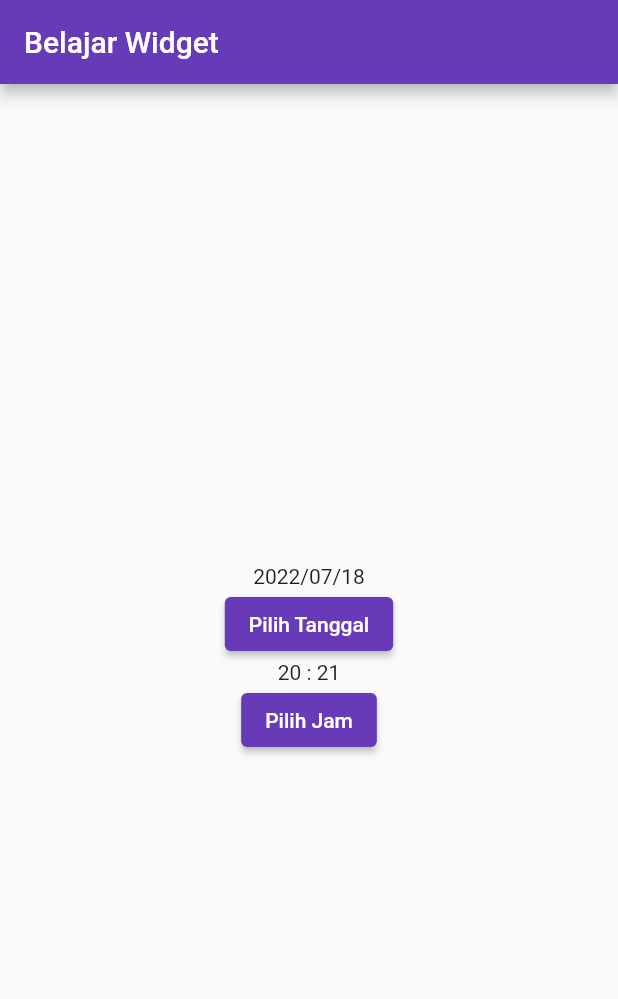
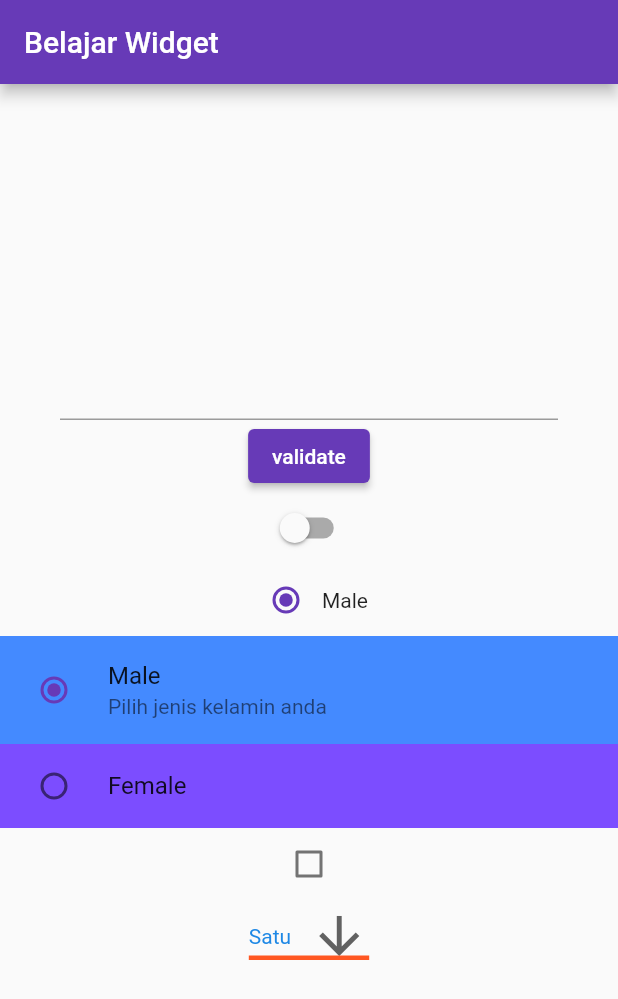
Before and after one commit to bahrie127/widget_focus, a Flutter app: the screen it shows after launch, on a phone screen of 412 x 824 dp. Shown: the top 999 px of the screen. Run offline on Flutter 3.47's test engine with Material 2 defaults, Android fonts, the light colour scheme and no system bars.

Commit message:
sample form

```diff
--- a/lib/home.dart
+++ b/lib/home.dart
@@ -8,6 +8,7 @@ import 'package:widget_focus/widgets/sample_container.dart';
 import 'package:widget_focus/widgets/sample_datetime.dart';
 import 'package:widget_focus/widgets/sample_drawer.dart';
 import 'package:widget_focus/widgets/sample_floating_action_button.dart';
+import 'package:widget_focus/widgets/sample_form.dart';
 import 'package:widget_focus/widgets/sample_grid.dart';
 import 'package:widget_focus/widgets/sample_image.dart';
 import 'package:widget_focus/widgets/sample_list.dart';
@@ -26,7 +27,7 @@ class Home extends StatelessWidget {
 
   @override
   Widget build(BuildContext context) {
-    return SampleDateTime();
+    return SampleForm();
   }
 
   // @override
--- /dev/null
+++ b/lib/widgets/sample_form.dart
@@ -0,0 +1,143 @@
+import 'package:flutter/material.dart';
+
+class SampleForm extends StatefulWidget {
+  const SampleForm({super.key});
+
+  @override
+  State<SampleForm> createState() => _SampleFormState();
+}
+
+class _SampleFormState extends State<SampleForm> {
+  var selected = 'Satu';
+  final dropdownList = <String>['Satu', 'Dua', 'Tiga', 'Empat', 'Lima'];
+
+  var isChecked = false;
+  var sex = 'male';
+  var isOn = false;
+  final _globalKey = GlobalKey<FormState>();
+  @override
+  Widget build(BuildContext context) {
+    return Scaffold(
+      appBar: AppBar(title: const Text('Belajar Widget')),
+      body: Center(
+        child: Column(
+          mainAxisAlignment: MainAxisAlignment.center,
+          children: [
+            Padding(
+              padding: const EdgeInsets.symmetric(horizontal: 40),
+              child: Form(
+                key: _globalKey,
+                child: TextFormField(
+                  validator: (value) {
+                    if (value == null || value.isEmpty) {
+                      return 'Tolong di isi dulu datanya';
+                    }
+                    return null;
+                  },
+                ),
+              ),
+            ),
+            ElevatedButton(
+              onPressed: () {
+                _globalKey.currentState!.validate();
+              },
+              child: const Text('validate'),
+            ),
+            Switch(
+              value: isOn,
+              onChanged: (bool? val) {
+                if (val != null) {
+                  setState(() {
+                    isOn = val;
+                  });
+                }
+              },
+            ),
+            Row(
+              mainAxisAlignment: MainAxisAlignment.center,
+              children: [
+                Radio(
+                  value: 'male',
+                  groupValue: sex,
+                  onChanged: (String? val) {
+                    setState(() {
+                      if (val != null) {
+                        sex = val;
+                      }
+                    });
+                  },
+                ),
+                const Text('Male'),
+              ],
+            ),
+            Container(
+              color: Colors.blueAccent,
+              child: RadioListTile(
+                title: const Text('Male'),
+                subtitle: const Text('Pilih jenis kelamin anda'),
+                value: 'male',
+                groupValue: sex,
+                onChanged: (String? val) {
+                  setState(() {
+                    if (val != null) {
+                      sex = val;
+                    }
+                  });
+                },
+              ),
+            ),
+            Container(
+              color: Colors.deepPurpleAccent,
+              child: RadioListTile(
+                title: const Text('Female'),
+                value: 'female',
+                groupValue: sex,
+                onChanged: (String? val) {
+                  setState(() {
+                    if (val != null) {
+                      sex = val;
+                    }
+                  });
+                },
+              ),
+            ),
+            Checkbox(
+                value: isChecked,
+                activeColor: Colors.deepPurple,
+                onChanged: (val) {
+                  setState(() {
+                    if (val != null) {
+                      isChecked = val;
+                    }
+                  });
+                }),
+            DropdownButton(
+              value: selected,
+              icon: const Icon(Icons.arrow_downward),
+              iconSize: 40,
+              style: TextStyle(color: Colors.blue[600]),
+              underline: Container(
+                decoration: const BoxDecoration(
+                  border: Border(
+                    bottom: BorderSide(
+                      color: Colors.deepOrange,
+                      width: 3,
+                    ),
+                  ),
+                ),
+              ),
+              items: dropdownList
+                  .map((e) => DropdownMenuItem(value: e, child: Text(e)))
+                  .toList(),
+              onChanged: (String? val) {
+                setState(() {
+                  if (val != null) selected = val;
+                });
+              },
+            ),
+          ],
+        ),
+      ),
+    );
+  }
+}
```
